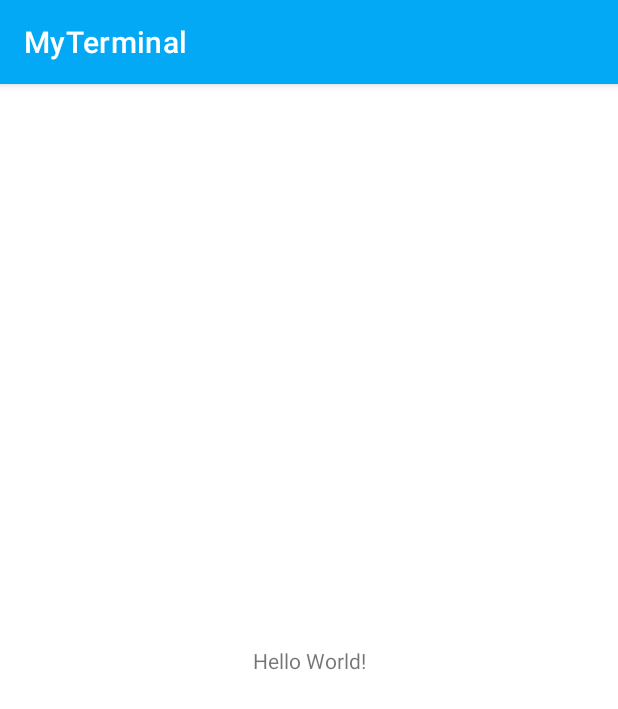
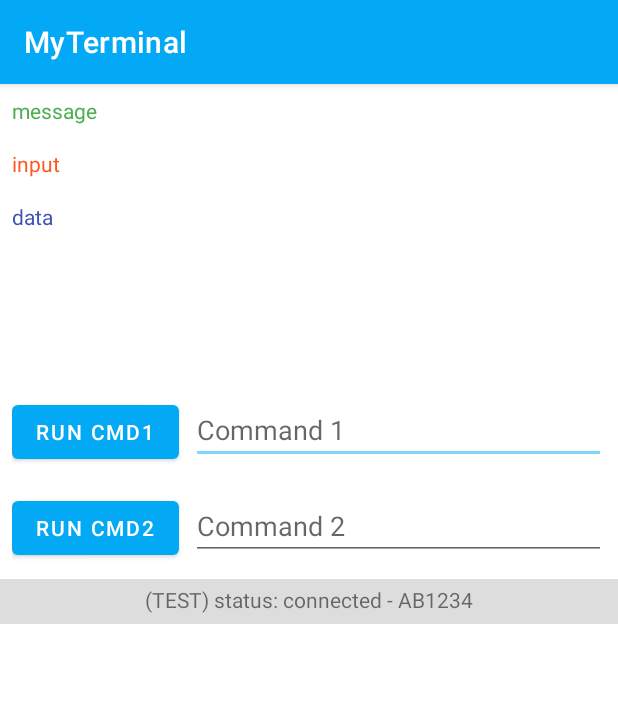
Before and after one commit to Lauritz-Tieste/MyTerminal, an Android app: the screen it shows after launch (MainActivity), on a phone screen of 412 x 824 dp. Shown: the top 709 px of the screen. Run offline under Robolectric (Android 15) with nearby library versions, the phone set to English and light mode, and no system bars.

Commit message:
made sample layout

```diff
--- a/app/src/main/res/layout/activity_main.xml
+++ b/app/src/main/res/layout/activity_main.xml
@@ -1,18 +1,107 @@
 <?xml version="1.0" encoding="utf-8"?>
-<androidx.constraintlayout.widget.ConstraintLayout xmlns:android="http://schemas.android.com/apk/res/android"
-    xmlns:app="http://schemas.android.com/apk/res-auto"
+<LinearLayout xmlns:android="http://schemas.android.com/apk/res/android"
     xmlns:tools="http://schemas.android.com/tools"
     android:layout_width="match_parent"
     android:layout_height="match_parent"
+    android:orientation="vertical"
     tools:context=".MainActivity">
 
-    <TextView
-        android:layout_width="wrap_content"
-        android:layout_height="wrap_content"
-        android:text="Hello World!"
-        app:layout_constraintBottom_toBottomOf="parent"
-        app:layout_constraintLeft_toLeftOf="parent"
-        app:layout_constraintRight_toRightOf="parent"
-        app:layout_constraintTop_toTopOf="parent" />
+    <LinearLayout
+        android:id="@+id/console"
+        android:layout_width="match_parent"
+        android:layout_height="200dp"
+        android:orientation="vertical"
+        android:padding="8dp">
 
-</androidx.constraintlayout.widget.ConstraintLayout>
+        <TextView
+            android:layout_width="match_parent"
+            android:layout_height="wrap_content"
+            android:text="message"
+            android:textColor="@color/console_msg"
+            android:layout_marginBottom="16dp"/>
+
+        <TextView
+            android:layout_width="match_parent"
+            android:layout_height="wrap_content"
+            android:text="input"
+            android:textColor="@color/console_input"
+            android:layout_marginBottom="16dp"/>
+        <TextView
+            android:layout_width="match_parent"
+            android:layout_height="wrap_content"
+            android:text="data"
+            android:textColor="@color/console_data"
+            android:layout_marginBottom="16dp"/>
+
+
+    </LinearLayout>
+
+
+    <LinearLayout
+        android:id="@+id/control"
+        android:layout_width="match_parent"
+        android:layout_height="130dp"
+        android:orientation="vertical">
+
+        <LinearLayout
+            android:layout_width="match_parent"
+            android:layout_height="wrap_content"
+            android:orientation="horizontal"
+            android:padding="8dp">
+
+            <Button
+                android:id="@+id/btn_1"
+                android:layout_width="wrap_content"
+                android:layout_height="wrap_content"
+                android:layout_marginRight="8dp"
+                android:text="run cmd1" />
+
+            <EditText
+                android:id="@+id/et_1"
+                android:layout_width="match_parent"
+                android:layout_height="wrap_content"
+                android:hint="Command 1" />
+
+        </LinearLayout>
+
+        <LinearLayout
+            android:layout_width="match_parent"
+            android:layout_height="wrap_content"
+            android:orientation="horizontal"
+            android:padding="8dp">
+
+            <Button
+                android:id="@+id/btn_2"
+                android:layout_width="wrap_content"
+                android:layout_height="wrap_content"
+                android:layout_marginRight="8dp"
+                android:text="run cmd2" />
+
+            <EditText
+                android:id="@+id/et_2"
+                android:layout_width="match_parent"
+                android:layout_height="wrap_content"
+                android:hint="Command 2" />
+
+        </LinearLayout>
+
+    </LinearLayout>
+
+    <LinearLayout
+        android:id="@+id/status_bar"
+        android:layout_width="match_parent"
+        android:layout_height="30dp"
+        android:layout_gravity="center"
+        android:background="@color/status_bar_bg"
+        android:gravity="center"
+        android:orientation="vertical"
+        android:padding="4dp">
+
+        <TextView
+            android:layout_width="wrap_content"
+            android:layout_height="match_parent"
+            android:text="(TEST) status: connected - AB1234" />
+    </LinearLayout>
+
+
+</LinearLayout>
```
